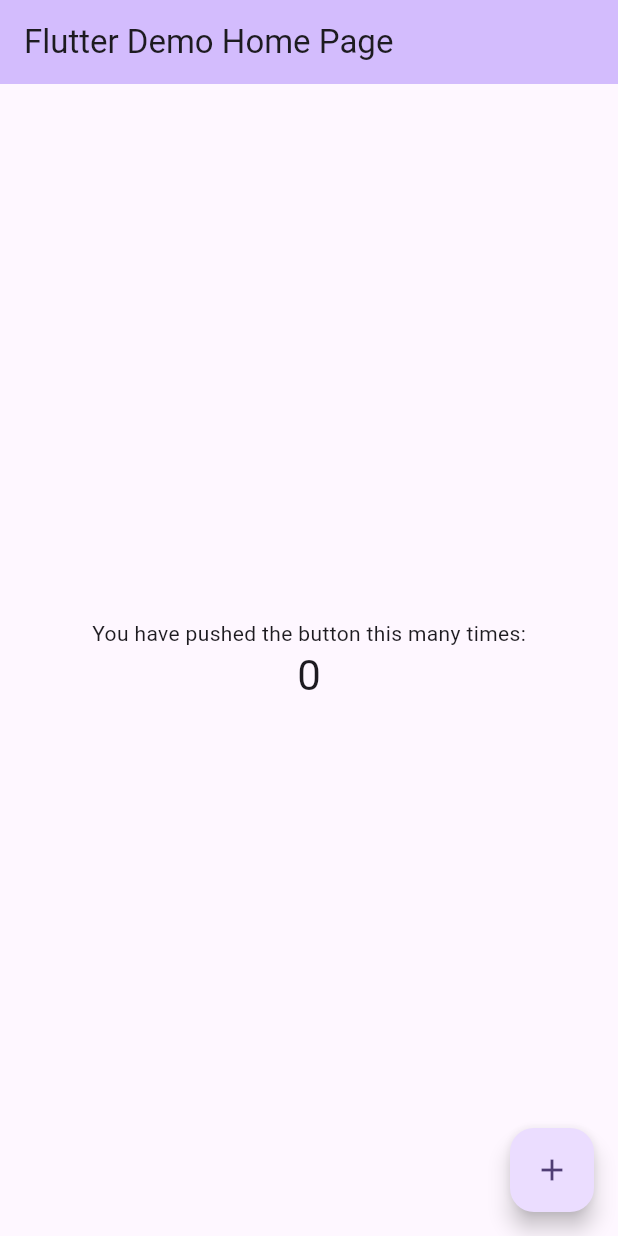
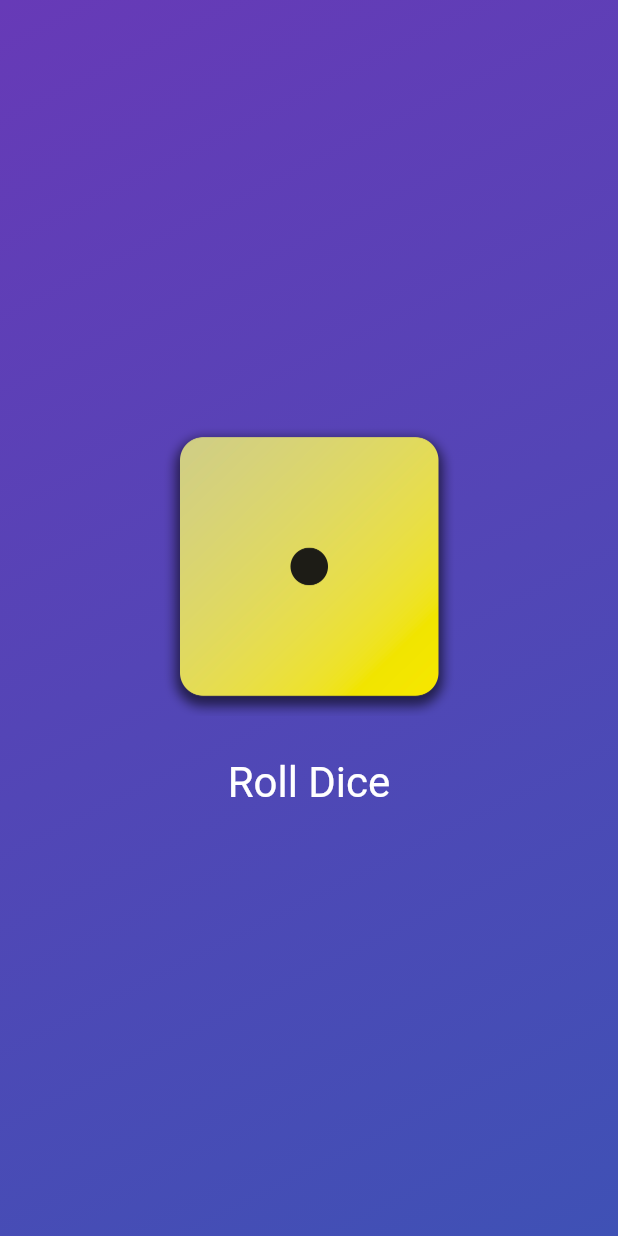
Before and after one commit to RAFYA-Hamza/FlutterAppProjects, a Flutter app: the screen it shows after launch, on a phone screen of 412 x 824 dp. Run offline on Flutter 3.47's test engine with Material 3 defaults, Android fonts, the phone set to English and light mode, and no system bars.

Commit message:
Update the app

```diff
--- /dev/null
+++ b/roll_dice_app/lib/dice_controller.dart
@@ -0,0 +1,46 @@
+import 'dart:math';
+
+import 'package:flutter/material.dart';
+
+class DiceRoller extends StatefulWidget {
+  const DiceRoller({super.key});
+
+  @override
+  State<DiceRoller> createState() {
+    return _DiceRollerState();
+  }
+}
+
+class _DiceRollerState extends State<DiceRoller> {
+  int currentDiceRoll = 1;
+
+  void rollDice() {
+    setState(() {
+      currentDiceRoll = Random().nextInt(6) + 1;
+    });
+  }
+
+  @override
+  Widget build(context) {
+    return Column(
+      mainAxisSize: MainAxisSize.min,
+      children: [
+        Image.asset(
+          'assets/images/dice-$currentDiceRoll.png',
+          width: 200,
+        ),
+        const SizedBox(height: 20),
+        TextButton(
+          onPressed: rollDice,
+          style: TextButton.styleFrom(
+              foregroundColor: Colors.white,
+              textStyle: const TextStyle(
+                fontSize: 28,
+                color: Colors.white,
+              )),
+          child: const Text('Roll Dice'),
+        ),
+      ],
+    );
+  }
+}
--- /dev/null
+++ b/roll_dice_app/lib/gradient_container.dart
@@ -0,0 +1,29 @@
+import 'package:flutter/material.dart';
+import 'package:roll_dice_app/dice_controller.dart';
+
+class GredientContainer extends StatelessWidget {
+  const GredientContainer({super.key, required this.colors});
+
+  final List<Color> colors;
+  GredientContainer.purple({super.key})
+      : colors = [
+          Colors.deepPurple,
+          Colors.indigo,
+        ];
+
+  @override
+  Widget build(context) {
+    return Container(
+      decoration: BoxDecoration(
+        gradient: LinearGradient(
+          begin: Alignment.topLeft,
+          end: Alignment.bottomRight,
+          colors: colors,
+        ),
+      ),
+      child: const Center(
+        child: DiceRoller(),
+      ),
+    );
+  }
+}
--- a/roll_dice_app/lib/main.dart
+++ b/roll_dice_app/lib/main.dart
@@ -1,125 +1,19 @@
 import 'package:flutter/material.dart';
+import 'package:roll_dice_app/gradient_container.dart';
 
-void main() {
+void main(List<String> args) {
   runApp(const MyApp());
 }
 
 class MyApp extends StatelessWidget {
   const MyApp({super.key});
 
-  // This widget is the root of your application.
   @override
   Widget build(BuildContext context) {
     return MaterialApp(
-      title: 'Flutter Demo',
-      theme: ThemeData(
-        // This is the theme of your application.
-        //
-        // TRY THIS: Try running your application with "flutter run". You'll see
-        // the application has a purple toolbar. Then, without quitting the app,
-        // try changing the seedColor in the colorScheme below to Colors.green
-        // and then invoke "hot reload" (save your changes or press the "hot
-        // reload" button in a Flutter-supported IDE, or press "r" if you used
-        // the command line to start the app).
-        //
-        // Notice that the counter didn't reset back to zero; the application
-        // state is not lost during the reload. To reset the state, use hot
-        // restart instead.
-        //
-        // This works for code too, not just values: Most code changes can be
-        // tested with just a hot reload.
-        colorScheme: ColorScheme.fromSeed(seedColor: Colors.deepPurple),
-        useMaterial3: true,
+      home: Scaffold(
+        body: GredientContainer.purple(),
       ),
-      home: const MyHomePage(title: 'Flutter Demo Home Page'),
     );
   }
 }
-
-class MyHomePage extends StatefulWidget {
-  const MyHomePage({super.key, required this.title});
-
-  // This widget is the home page of your application. It is stateful, meaning
-  // that it has a State object (defined below) that contains fields that affect
-  // how it looks.
-
-  // This class is the configuration for the state. It holds the values (in this
-  // case the title) provided by the parent (in this case the App widget) and
-  // used by the build method of the State. Fields in a Widget subclass are
-  // always marked "final".
-
-  final String title;
-
-  @override
-  State<MyHomePage> createState() => _MyHomePageState();
-}
-
-class _MyHomePageState extends State<MyHomePage> {
-  int _counter = 0;
-
-  void _incrementCounter() {
-    setState(() {
-      // This call to setState tells the Flutter framework that something has
-      // changed in this State, which causes it to rerun the build method below
-      // so that the display can reflect the updated values. If we changed
-      // _counter without calling setState(), then the build method would not be
-      // called again, and so nothing would appear to happen.
-      _counter++;
-    });
-  }
-
-  @override
-  Widget build(BuildContext context) {
-    // This method is rerun every time setState is called, for instance as done
-    // by the _incrementCounter method above.
-    //
-    // The Flutter framework has been optimized to make rerunning build methods
-    // fast, so that you can just rebuild anything that needs updating rather
-    // than having to individually change instances of widgets.
-    return Scaffold(
-      appBar: AppBar(
-        // TRY THIS: Try changing the color here to a specific color (to
-        // Colors.amber, perhaps?) and trigger a hot reload to see the AppBar
-        // change color while the other colors stay the same.
-        backgroundColor: Theme.of(context).colorScheme.inversePrimary,
-        // Here we take the value from the MyHomePage object that was created by
-        // the App.build method, and use it to set our appbar title.
-        title: Text(widget.title),
-      ),
-      body: Center(
-        // Center is a layout widget. It takes a single child and positions it
-        // in the middle of the parent.
-        child: Column(
-          // Column is also a layout widget. It takes a list of children and
-          // arranges them vertically. By default, it sizes itself to fit its
-          // children horizontally, and tries to be as tall as its parent.
-          //
-          // Column has various properties to control how it sizes itself and
-          // how it positions its children. Here we use mainAxisAlignment to
-          // center the children vertically; the main axis here is the vertical
-          // axis because Columns are vertical (the cross axis would be
-          // horizontal).
-          //
-          // TRY THIS: Invoke "debug painting" (choose the "Toggle Debug Paint"
-          // action in the IDE, or press "p" in the console), to see the
-          // wireframe for each widget.
-          mainAxisAlignment: MainAxisAlignment.center,
-          children: <Widget>[
-            const Text(
-              'You have pushed the button this many times:',
-            ),
-            Text(
-              '$_counter',
-              style: Theme.of(context).textTheme.headlineMedium,
-            ),
-          ],
-        ),
-      ),
-      floatingActionButton: FloatingActionButton(
-        onPressed: _incrementCounter,
-        tooltip: 'Increment',
-        child: const Icon(Icons.add),
-      ), // This trailing comma makes auto-formatting nicer for build methods.
-    );
-  }
-}
--- /dev/null
+++ b/roll_dice_app/lib/style_text.dart
@@ -0,0 +1,29 @@
+// ignore_for_file: public_member_api_docs, sort_constructors_first
+import 'package:flutter/material.dart';
+
+class StyleText extends StatelessWidget {
+  final String titleText;
+  final Color colorText;
+  final FontWeight fontWeightText;
+  final double fontSizeText;
+
+  const StyleText({
+    Key? key,
+    required this.titleText,
+    required this.colorText,
+    required this.fontWeightText,
+    required this.fontSizeText,
+  }) : super(key: key);
+
+  @override
+  Widget build(BuildContext context) {
+    return Text(
+      titleText,
+      style: TextStyle(
+        color: colorText,
+        fontWeight: fontWeightText,
+        fontSize: fontSizeText,
+      ),
+    );
+  }
+}
--- a/roll_dice_app/pubspec.yaml
+++ b/roll_dice_app/pubspec.yaml
@@ -59,8 +59,8 @@ flutter:
   uses-material-design: true
 
   # To add assets to your application, add an assets section, like this:
-  # assets:
-  #   - images/a_dot_burr.jpeg
+  assets:
+    - assets/images/
   #   - images/a_dot_ham.jpeg
 
   # An image asset can refer to one or more resolution-specific "variants", see
```
Also changed, not shown: roll_dice_app/assets/images/dice-1.png (added), roll_dice_app/assets/images/dice-2.png (added), roll_dice_app/assets/images/dice-3.png (added), roll_dice_app/assets/images/dice-4.png (added), roll_dice_app/assets/images/dice-5.png (added), roll_dice_app/assets/images/dice-6.png (added).
